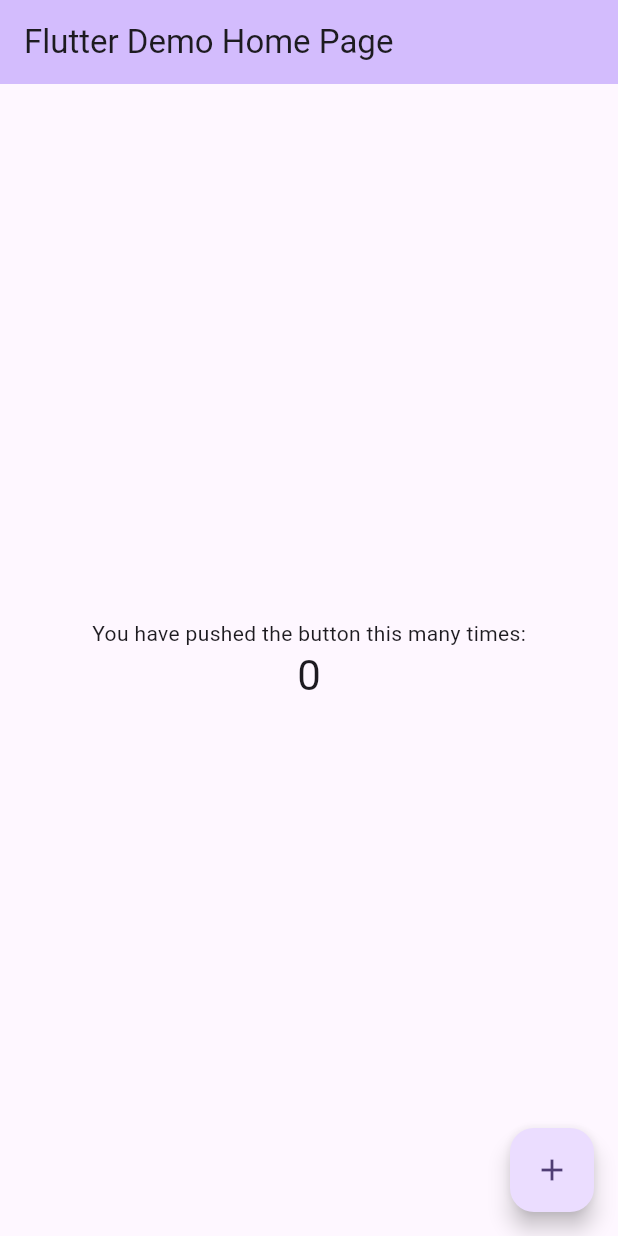
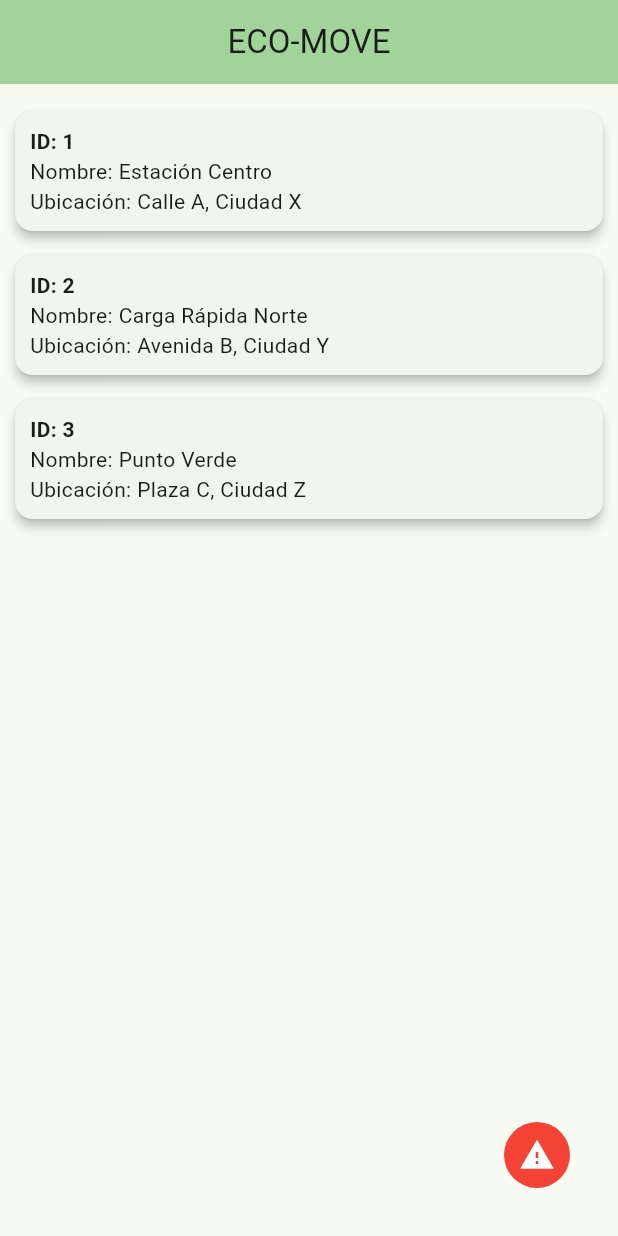
Before and after one commit to pes2425q2-t-gei-upc/Eco-move_frontend, a Flutter app: the screen it shows after launch, on a phone screen of 412 x 824 dp. Run offline on Flutter 3.47's test engine with Material 3 defaults, Android fonts, the phone set to English and light mode, and no system bars.

Commit message:
Lista con puntos de carga harcode

```diff
--- a/lib/main.dart
+++ b/lib/main.dart
@@ -7,46 +7,20 @@
 class MyApp extends StatelessWidget {
   const MyApp({super.key});
 
-  // This widget is the root of your application.
   @override
   Widget build(BuildContext context) {
     return MaterialApp(
-      title: 'Flutter Demo',
+      title: 'ECO-MOVE',
       theme: ThemeData(
-        // This is the theme of your application.
-        //
-        // TRY THIS: Try running your application with "flutter run". You'll see
-        // the application has a purple toolbar. Then, without quitting the app,
-        // try changing the seedColor in the colorScheme below to Colors.green
-        // and then invoke "hot reload" (save your changes or press the "hot
-        // reload" button in a Flutter-supported IDE, or press "r" if you used
-        // the command line to start the app).
-        //
-        // Notice that the counter didn't reset back to zero; the application
-        // state is not lost during the reload. To reset the state, use hot
-        // restart instead.
-        //
-        // This works for code too, not just values: Most code changes can be
-        // tested with just a hot reload.
-        colorScheme: ColorScheme.fromSeed(seedColor: Colors.deepPurple),
+        colorScheme: ColorScheme.fromSeed(seedColor: Colors.green),
       ),
-      home: const MyHomePage(title: 'Flutter Demo Home Page'),
+      home: const MyHomePage(title: 'ECO-MOVE'),
     );
   }
 }
 
 class MyHomePage extends StatefulWidget {
   const MyHomePage({super.key, required this.title});
-
-  // This widget is the home page of your application. It is stateful, meaning
-  // that it has a State object (defined below) that contains fields that affect
-  // how it looks.
-
-  // This class is the configuration for the state. It holds the values (in this
-  // case the title) provided by the parent (in this case the App widget) and
-  // used by the build method of the State. Fields in a Widget subclass are
-  // always marked "final".
-
   final String title;
 
   @override
@@ -54,69 +28,102 @@
 }
 
 class _MyHomePageState extends State<MyHomePage> {
-  int _counter = 0;
+  void _showAlert() {
+    TextEditingController mensajeController = TextEditingController();
 
-  void _incrementCounter() {
-    setState(() {
-      // This call to setState tells the Flutter framework that something has
-      // changed in this State, which causes it to rerun the build method below
-      // so that the display can reflect the updated values. If we changed
-      // _counter without calling setState(), then the build method would not be
-      // called again, and so nothing would appear to happen.
-      _counter++;
-    });
+    showDialog(
+      context: context,
+      builder: (BuildContext context) {
+        return AlertDialog(
+          title: const Text("Enviar alerta"),
+          content: TextField(
+            controller: mensajeController,
+            decoration: const InputDecoration(
+              hintText: "Mensaje opcional",
+              border: OutlineInputBorder(),
+            ),
+            maxLines: 3,
+          ),
+          actions: [
+            TextButton(
+              onPressed: () {
+                Navigator.of(context).pop();
+              },
+              child: const Text("Cancelar"),
+            ),
+            TextButton(
+              onPressed: () {
+                Navigator.of(context).pop();
+              },
+              style: TextButton.styleFrom(foregroundColor: Colors.red),
+              child: const Text("Enviar"),
+            ),
+          ],
+        );
+      },
+    );
+  }
+
+  final List<Map<String, String>> estaciones = [
+    {'id': '1', 'nombre': 'Estación Centro', 'ubicacion': 'Calle A, Ciudad X'},
+    {
+      'id': '2',
+      'nombre': 'Carga Rápida Norte',
+      'ubicacion': 'Avenida B, Ciudad Y',
+    },
+    {'id': '3', 'nombre': 'Punto Verde', 'ubicacion': 'Plaza C, Ciudad Z'},
+  ];
+
+  Widget _buildEstacionCard(Map<String, String> estacion) {
+    return Card(
+      elevation: 3,
+      margin: const EdgeInsets.symmetric(vertical: 8),
+      child: Padding(
+        padding: const EdgeInsets.all(10.0),
+        child: Column(
+          crossAxisAlignment: CrossAxisAlignment.start,
+          children: [
+            Text(
+              'ID: ${estacion['id']}',
+              style: const TextStyle(fontWeight: FontWeight.bold),
+            ),
+            Text('Nombre: ${estacion['nombre']}'),
+            Text('Ubicación: ${estacion['ubicacion']}'),
+          ],
+        ),
+      ),
+    );
   }
 
   @override
   Widget build(BuildContext context) {
-    // This method is rerun every time setState is called, for instance as done
-    // by the _incrementCounter method above.
-    //
-    // The Flutter framework has been optimized to make rerunning build methods
-    // fast, so that you can just rebuild anything that needs updating rather
-    // than having to individually change instances of widgets.
     return Scaffold(
       appBar: AppBar(
-        // TRY THIS: Try changing the color here to a specific color (to
-        // Colors.amber, perhaps?) and trigger a hot reload to see the AppBar
-        // change color while the other colors stay the same.
         backgroundColor: Theme.of(context).colorScheme.inversePrimary,
-        // Here we take the value from the MyHomePage object that was created by
-        // the App.build method, and use it to set our appbar title.
         title: Text(widget.title),
+        centerTitle: true,
       ),
-      body: Center(
-        // Center is a layout widget. It takes a single child and positions it
-        // in the middle of the parent.
-        child: Column(
-          // Column is also a layout widget. It takes a list of children and
-          // arranges them vertically. By default, it sizes itself to fit its
-          // children horizontally, and tries to be as tall as its parent.
-          //
-          // Column has various properties to control how it sizes itself and
-          // how it positions its children. Here we use mainAxisAlignment to
-          // center the children vertically; the main axis here is the vertical
-          // axis because Columns are vertical (the cross axis would be
-          // horizontal).
-          //
-          // TRY THIS: Invoke "debug painting" (choose the "Toggle Debug Paint"
-          // action in the IDE, or press "p" in the console), to see the
-          // wireframe for each widget.
-          mainAxisAlignment: MainAxisAlignment.center,
-          children: <Widget>[
-            const Text('You have pushed the button this many times:'),
-            Text(
-              '$_counter',
-              style: Theme.of(context).textTheme.headlineMedium,
+      body: ListView(
+        padding: const EdgeInsets.all(10),
+        children:
+            estaciones.map((estacion) => _buildEstacionCard(estacion)).toList(),
+      ),
+      floatingActionButton: Align(
+        alignment: Alignment.bottomRight,
+        child: Padding(
+          padding: const EdgeInsets.all(16.0),
+          child: CircleAvatar(
+            backgroundColor: Colors.red,
+            radius: 22,
+            child: IconButton(
+              icon: const Icon(Icons.warning, color: Colors.white),
+              onPressed: () {
+                _showAlert();
+              },
             ),
-          ],
+          ),
         ),
       ),
-      floatingActionButton: FloatingActionButton(
-        onPressed: _incrementCounter,
-        tooltip: 'Increment',
-        child: const Icon(Icons.add),
-      ), // This trailing comma makes auto-formatting nicer for build methods.
     );
   }
 }
```
